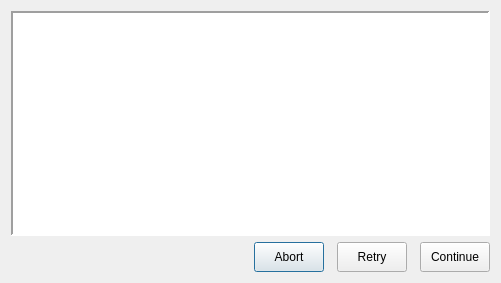
The window that Widget_Library/wtf_user_prompt.ui (8foldrepo/RF_Balance_Profound) describes before a commit, drawn with Qt 5.
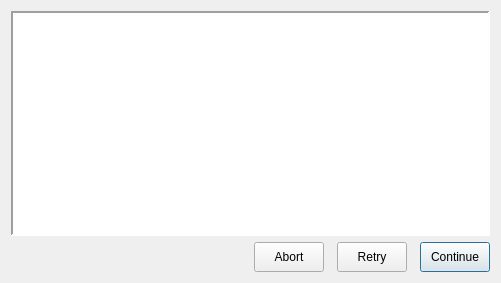
The same window after the commit.

Commit message: Made button in user prompt auto focus on "continue" instead of abort

```diff
--- a/Widget_Library/wtf_user_prompt.ui
+++ b/Widget_Library/wtf_user_prompt.ui
@@ -61,6 +61,9 @@
                             <property name="text">
                                 <string>Abort</string>
                             </property>
+       <property name="autoDefault">
+        <bool>false</bool>
+       </property>
                         </widget>
                     </item>
                     <item>
@@ -105,6 +108,9 @@
                             <property name="text">
                                 <string>Continue</string>
                             </property>
+       <property name="default">
+        <bool>true</bool>
+       </property>
                         </widget>
                     </item>
                 </layout>
```
Left out of the diff: 3 changed lines with no effect on the pictures. Lines whose indentation alone changed are shown as unchanged. The commit also changes 1 other file.
